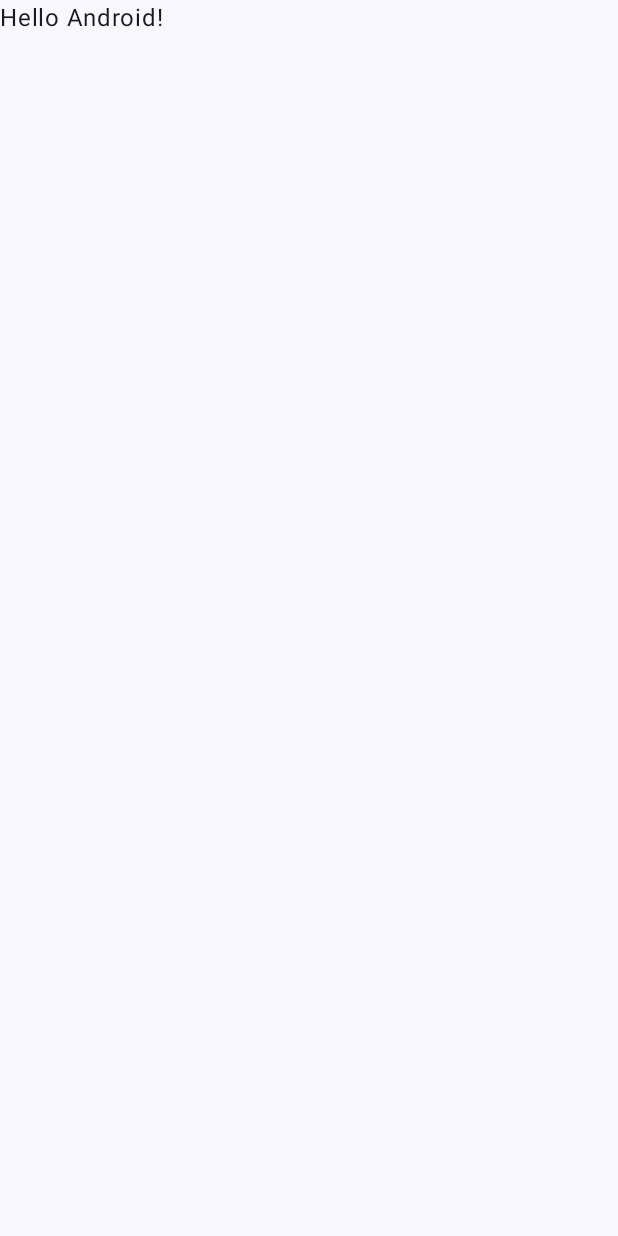
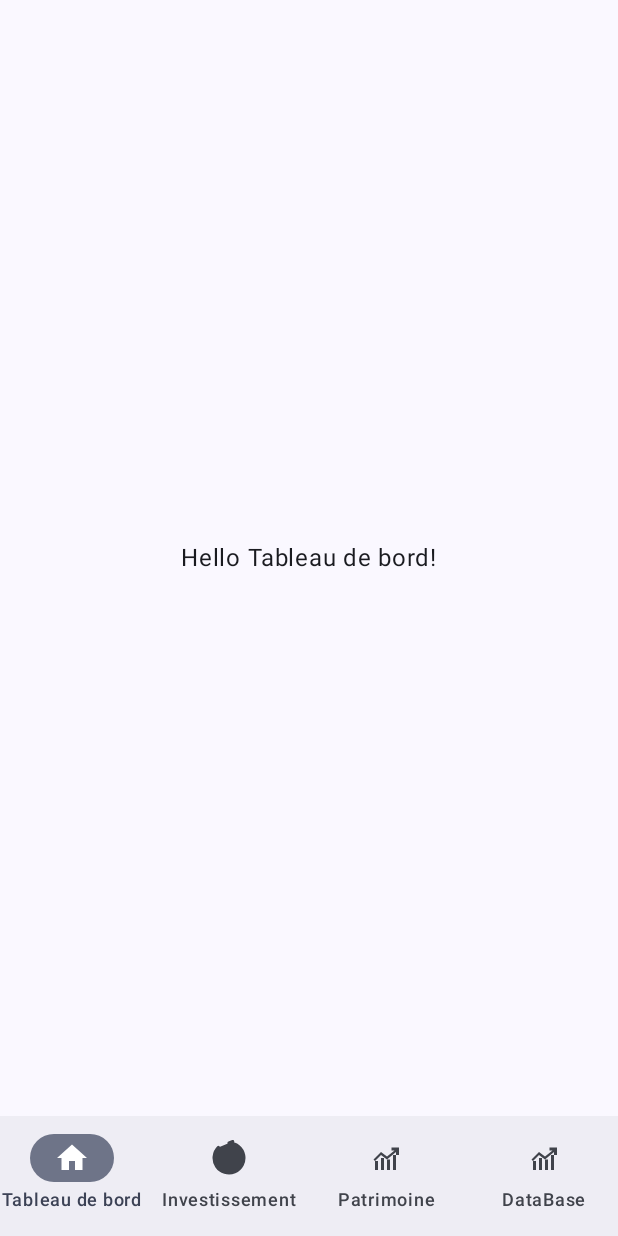
Before and after one commit to NicolasCDev/AppFinance, an Android app built with Jetpack Compose: the screen it shows after launch (MainActivity), on a phone screen of 412 x 824 dp. Before the commit the screen is almost empty. Run offline under Robolectric (Android 15) with nearby library versions, the phone set to English and light mode, and no system bars; our stand-ins replace Room's generated code.

Commit message:
Base layer

```diff
--- a/app/build.gradle.kts
+++ b/app/build.gradle.kts
@@ -56,4 +56,8 @@ dependencies {
     androidTestImplementation(libs.androidx.ui.test.junit4)
     debugImplementation(libs.androidx.ui.tooling)
     debugImplementation(libs.androidx.ui.test.manifest)
+    implementation(libs.androidx.room.runtime)
+    annotationProcessor(libs.androidx.room.compiler)
+    implementation(libs.androidx.room.ktx)
+
 }
--- a/app/src/main/java/com/example/appfinancetest/MainActivity.kt
+++ b/app/src/main/java/com/example/appfinancetest/MainActivity.kt
@@ -1,33 +1,138 @@
 package com.example.appfinancetest
 
+import android.app.Application
+import android.util.Log
 import android.os.Bundle
 import androidx.activity.ComponentActivity
-import androidx.activity.compose.setContent
+import androidx.activity.compose.setContent// Import correcte pour l'extension
 import androidx.activity.enableEdgeToEdge
 import androidx.compose.foundation.layout.fillMaxSize
 import androidx.compose.foundation.layout.padding
+import androidx.compose.material3.Icon
+import androidx.compose.material3.NavigationBar
+import androidx.compose.material3.NavigationBarItem
 import androidx.compose.material3.Scaffold
+import androidx.compose.material3.Surface
+import androidx.compose.material3.MaterialTheme
 import androidx.compose.material3.Text
 import androidx.compose.runtime.Composable
+import androidx.compose.runtime.getValue
+import androidx.compose.runtime.mutableIntStateOf
+import androidx.compose.runtime.remember
+import androidx.compose.runtime.setValue
+import androidx.compose.foundation.layout.Column
+import androidx.compose.foundation.layout.Arrangement
+import androidx.compose.ui.Alignment
 import androidx.compose.ui.Modifier
+import androidx.compose.ui.res.painterResource
+import com.example.appfinancetest.ui.theme.AppFinanceTestTheme
+import androidx.compose.runtime.mutableStateListOf
+import androidx.room.*
+import android.content.Context
+import androidx.activity.viewModels
 import androidx.compose.ui.tooling.preview.Preview
-import com.example.appfinancetest.ui.theme.AppFinanceTestTheme
+import androidx.lifecycle.AndroidViewModel
+import androidx.lifecycle.viewModelScope
+import kotlinx.coroutines.launch
+import androidx.compose.runtime.mutableStateListOf
+import androidx.compose.runtime.MutableState
+import androidx.compose.runtime.snapshots.SnapshotStateList
+import androidx.compose.foundation.lazy.LazyColumn
+import androidx.compose.foundation.lazy.items
+import androidx.compose.ui.unit.dp
+import androidx.compose.foundation.layout.fillMaxWidth
+import androidx.compose.foundation.layout.padding
+
 
 class MainActivity : ComponentActivity() {
+
     override fun onCreate(savedInstanceState: Bundle?) {
         super.onCreate(savedInstanceState)
         enableEdgeToEdge()
         setContent {
             AppFinanceTestTheme {
-                Scaffold(modifier = Modifier.fillMaxSize()) { innerPadding ->
-                    Greeting(
-                        name = "Android",
-                        modifier = Modifier.padding(innerPadding)
+                MainScreen()
+            }
+        }
+    }
+}
+
+@Composable
+fun MainScreen() {
+    var selectedItem by remember { mutableIntStateOf(0) }
+    val items = listOf("Tableau de bord", "Investissement", "Patrimoine", "DataBase")
+    val icons = listOf(R.drawable.ic_dashboard, R.drawable.ic_investment, R.drawable.ic_patrimoine, R.drawable.ic_database)
+    Scaffold(
+        modifier = Modifier.fillMaxSize(),
+        bottomBar = {
+            NavigationBar {
+                items.forEachIndexed { index, item ->
+                    NavigationBarItem(
+                        icon = {
+                            Icon(
+                                painter = painterResource(id = icons[index]),
+                                contentDescription = item
+                            )
+                        },
+                        label = { Text(item) },
+                        selected = selectedItem == index,
+                        onClick = { selectedItem = index }
                     )
                 }
             }
         }
+    ) { innerPadding ->
+        when (selectedItem) {
+            0 -> DashboardScreen(modifier = Modifier.padding(innerPadding))
+            1 -> InvestissementScreen(modifier = Modifier.padding(innerPadding))
+            2 -> PatrimoineScreen(modifier = Modifier.padding(innerPadding))
+            3 -> DataBaseScreen(modifier = Modifier.padding(innerPadding))
+            else -> {
+                ErrorScreen(modifier = Modifier.padding(innerPadding))
+            }
+        }
     }
+}
+
+@Composable
+fun DashboardScreen(modifier: Modifier = Modifier) {
+    Surface(modifier = modifier.fillMaxSize(), color = MaterialTheme.colorScheme.background) {
+        Column(modifier = Modifier.fillMaxSize(), verticalArrangement = Arrangement.Center, horizontalAlignment = Alignment.CenterHorizontally) {
+            Greeting(name = "Tableau de bord")
+        }
+    }
+}
+
+@Composable
+fun InvestissementScreen(modifier: Modifier = Modifier) {
+    Surface(modifier = modifier.fillMaxSize(), color = MaterialTheme.colorScheme.background) {
+        Column(modifier = Modifier.fillMaxSize(), verticalArrangement = Arrangement.Center, horizontalAlignment = Alignment.CenterHorizontally) {
+            Greeting(name = "Investissement")
+        }
+    }
+}
+
+@Composable
+fun PatrimoineScreen(modifier: Modifier = Modifier) {
+    Surface(modifier = modifier.fillMaxSize(), color = MaterialTheme.colorScheme.background) {
+        Column(modifier = Modifier.fillMaxSize(), verticalArrangement = Arrangement.Center, horizontalAlignment = Alignment.CenterHorizontally) {
+            Greeting(name = "Patrimoine")
+        }
+    }
+}
+
+@Composable
+fun DataBaseScreen(modifier: Modifier = Modifier) {
+    Surface(modifier = modifier.fillMaxSize(), color = MaterialTheme.colorScheme.background) {
+        Column(modifier = Modifier.fillMaxSize(), verticalArrangement = Arrangement.Center, horizontalAlignment = Alignment.CenterHorizontally) {
+            Greeting(name = "Database")
+        }
+    }
+}
+
+@Composable
+fun ErrorScreen(modifier: Modifier = Modifier){
+    Greeting(name = "Error")
 }
 
 @Composable
@@ -37,11 +142,3 @@ fun Greeting(name: String, modifier: Modifier = Modifier) {
         modifier = modifier
     )
 }
-
-@Preview(showBackground = true)
-@Composable
-fun GreetingPreview() {
-    AppFinanceTestTheme {
-        Greeting("Android")
-    }
-}
--- /dev/null
+++ b/app/src/main/res/drawable/ic_dashboard.xml
@@ -0,0 +1,11 @@
+<?xml version="1.0" encoding="utf-8"?>
+<vector xmlns:android="http://schemas.android.com/apk/res/android"
+    android:width="24dp"
+    android:height="24dp"
+    android:viewportWidth="24"
+    android:viewportHeight="24">
+
+    <path
+        android:fillColor="#000000"
+        android:pathData="M10,20v-6h4v6h5v-8h3L12,3 2,12h3v8h5z" />
+</vector>
--- /dev/null
+++ b/app/src/main/res/drawable/ic_database.xml
@@ -0,0 +1,17 @@
+<?xml version="1.0" encoding="utf-8"?>
+<vector xmlns:android="http://schemas.android.com/apk/res/android"
+    android:width="24dp"
+    android:height="24dp"
+    android:viewportWidth="24"
+    android:viewportHeight="24">
+
+    <!-- Barres -->
+    <path
+        android:fillColor="#000000"
+        android:pathData="M4,14h2v6H4v-6zM8,12h2v8H8v-8zM12,13h2v7h-2v-7zM16,10h2v10h-2V10z" />
+
+    <!-- Ligne en flèche -->
+    <path
+        android:fillColor="#000000"
+        android:pathData="M4,14l4,-4 4,3 6,-5v2h2v-5h-5v2h2l-5,4 -4,-3 -5,5z" />
+</vector>
--- /dev/null
+++ b/app/src/main/res/drawable/ic_investment.xml
@@ -0,0 +1,25 @@
+<?xml version="1.0" encoding="utf-8"?>
+<vector xmlns:android="http://schemas.android.com/apk/res/android"
+    android:width="24dp"
+    android:height="24dp"
+    android:viewportWidth="24"
+    android:viewportHeight="24">
+
+    <!-- Cercle/flèche -->
+    <path
+        android:fillColor="#FFFFFF"
+        android:strokeColor="#000000"
+        android:strokeWidth="2"
+        android:strokeLineCap="round"
+        android:strokeLineJoin="round"
+        android:pathData="M12 2a10 10 0 1 1 -7.07 2.93M12 2L14.5 4M12 2L14.5 1" />
+
+    <!-- Symbole $ stylisé -->
+    <path
+        android:fillColor="#FFFFFF"
+        android:strokeColor="#000000"
+        android:strokeWidth="2"
+        android:strokeLineCap="round"
+        android:strokeLineJoin="round"
+        android:pathData="M12 6v12M15 10c0 -1.5 -3 -2 -3 -2s-3 0.5 -3 2 3 2 3 2 3 0.5 3 2 -3 2 -3 2-3 -0.5 -3 -2" />
+</vector>
--- /dev/null
+++ b/app/src/main/res/drawable/ic_patrimoine.xml
@@ -0,0 +1,17 @@
+<?xml version="1.0" encoding="utf-8"?>
+<vector xmlns:android="http://schemas.android.com/apk/res/android"
+    android:width="24dp"
+    android:height="24dp"
+    android:viewportWidth="24"
+    android:viewportHeight="24">
+
+    <!-- Barres -->
+    <path
+        android:fillColor="#000000"
+        android:pathData="M4,14h2v6H4v-6zM8,12h2v8H8v-8zM12,13h2v7h-2v-7zM16,10h2v10h-2V10z" />
+
+    <!-- Ligne en flèche -->
+    <path
+        android:fillColor="#000000"
+        android:pathData="M4,14l4,-4 4,3 6,-5v2h2v-5h-5v2h2l-5,4 -4,-3 -5,5z" />
+</vector>
--- a/gradle/libs.versions.toml
+++ b/gradle/libs.versions.toml
@@ -8,9 +8,15 @@ espressoCore = "3.5.1"
 lifecycleRuntimeKtx = "2.6.1"
 activityCompose = "1.8.0"
 composeBom = "2024.09.00"
+roomCompiler = "2.6.1"
+roomKtx = "2.6.1"
+roomRuntime = "2.6.1"
 
 [libraries]
 androidx-core-ktx = { group = "androidx.core", name = "core-ktx", version.ref = "coreKtx" }
+androidx-room-compiler = { module = "androidx.room:room-compiler", version.ref = "roomCompiler" }
+androidx-room-ktx = { module = "androidx.room:room-ktx", version.ref = "roomKtx" }
+androidx-room-runtime = { module = "androidx.room:room-runtime", version.ref = "roomRuntime" }
 junit = { group = "junit", name = "junit", version.ref = "junit" }
 androidx-junit = { group = "androidx.test.ext", name = "junit", version.ref = "junitVersion" }
 androidx-espresso-core = { group = "androidx.test.espresso", name = "espresso-core", version.ref = "espressoCore" }
```
